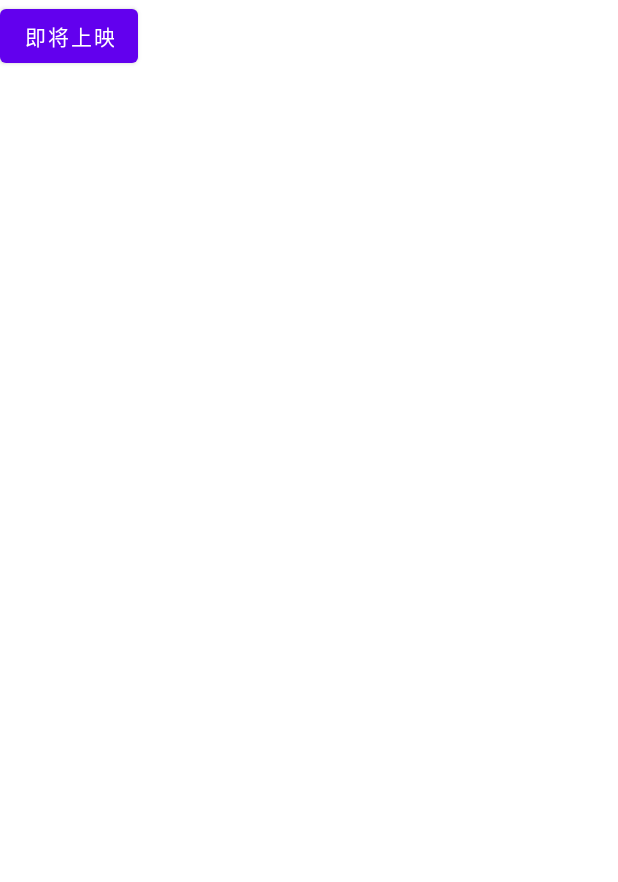
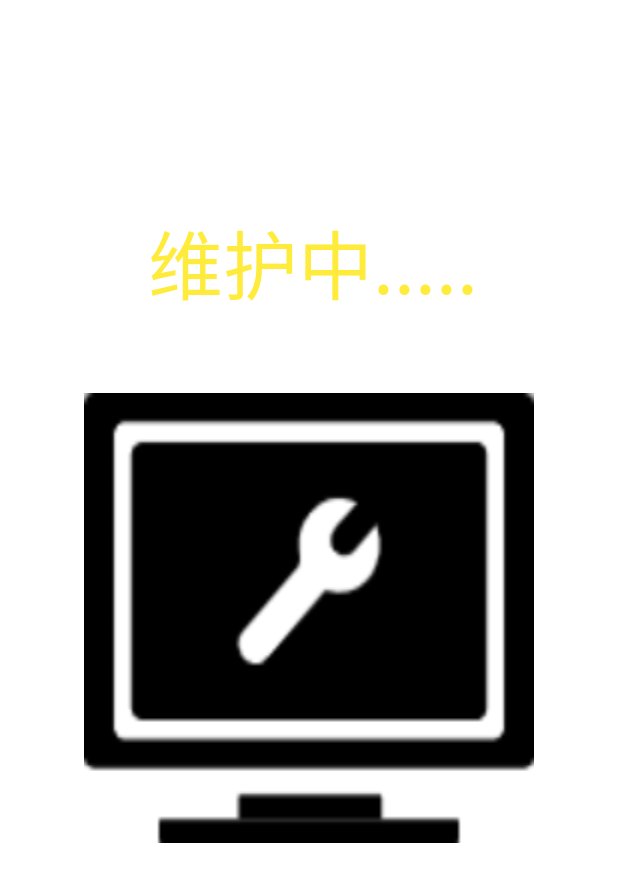
Before and after one commit to havelearned/learning-journal, an Android app: the layout fragment_top_comingsoon.xml on its own in the app's theme, with its tools: preview values and no code run, on a phone screen of 412 x 824 dp. Shown: the top 882 px of the screen. Run offline under Robolectric (Android 15) with nearby library versions, the phone set to English and light mode, and no system bars; network calls fail.

Commit message:
添加了新闻页面】

```diff
--- a/app/src/main/AndroidManifest.xml
+++ b/app/src/main/AndroidManifest.xml
@@ -49,6 +49,7 @@
             <nav-graph android:value="@navigation/mobile_navigation" />
         </activity>
         <activity android:name=".LocalhostActivity" />
-        <activity android:name="com.yinghua.jilijili.OrderActivity"></activity>
+        <activity android:name="com.yinghua.jilijili.OrderActivity" />
+        <activity android:name="com.yinghua.jilijili.WEBActivity" />
     </application>
 </manifest>
--- a/app/src/main/res/layout/fragment_top_comingsoon.xml
+++ b/app/src/main/res/layout/fragment_top_comingsoon.xml
@@ -1,13 +1,43 @@
 <?xml version="1.0" encoding="utf-8"?>
-<FrameLayout xmlns:android="http://schemas.android.com/apk/res/android"
+<androidx.constraintlayout.widget.ConstraintLayout xmlns:android="http://schemas.android.com/apk/res/android"
+    xmlns:app="http://schemas.android.com/apk/res-auto"
     xmlns:tools="http://schemas.android.com/tools"
     android:layout_width="match_parent"
     android:layout_height="match_parent"
     >
 
-    <Button
-        android:id="@+id/button5"
+
+    <ImageView
+        android:id="@+id/imageView2"
+        android:layout_width="300sp"
+
+        android:layout_height="300sp"
+        android:background="@drawable/ic_app_weihu"
+        android:scaleType="centerCrop"
+        app:layout_constraintBottom_toBottomOf="parent"
+        app:layout_constraintEnd_toEndOf="parent"
+        app:layout_constraintStart_toStartOf="parent"
+        app:layout_constraintTop_toTopOf="parent" />
+
+    <TextView
+        android:id="@+id/textView2"
         android:layout_width="wrap_content"
         android:layout_height="wrap_content"
-        android:text="即将上映" />
-</FrameLayout>
+        android:layout_marginStart="153dp"
+        android:layout_marginLeft="153dp"
+        android:layout_marginTop="109dp"
+        android:layout_marginEnd="199dp"
+        android:layout_marginRight="199dp"
+        android:layout_marginBottom="23dp"
+        android:text="维护中....."
+        android:textSize="50sp"
+        android:textColor="#FFEB3B"
+        app:layout_constraintBottom_toTopOf="@+id/imageView2"
+        app:layout_constraintEnd_toEndOf="parent"
+        app:layout_constraintHorizontal_bias="0.342"
+        app:layout_constraintStart_toStartOf="parent"
+        app:layout_constraintTop_toTopOf="parent"
+        app:layout_constraintVertical_bias="0.52" />
+
+
+</androidx.constraintlayout.widget.ConstraintLayout>
```
Also changed, not shown: app/src/main/java/com/yinghua/jilijili/WEBActivity.java (added, +48 -0 lines), app/src/main/java/com/yinghua/jilijili/adapter/StrrnaKingAdapter.java (+4 -3 lines), app/src/main/java/com/yinghua/jilijili/bean/Journalism.java (+5 -93 lines), app/src/main/java/com/yinghua/jilijili/pagding/jouralism/JournalismAdpater.java (added, +97 -0 lines), app/src/main/java/com/yinghua/jilijili/pagding/jouralism/JournalismDataSource.java (added, +84 -0 lines), app/src/main/java/com/yinghua/jilijili/pagding/jouralism/JournalismFactory.java (added, +18 -0 lines), app/src/main/java/com/yinghua/jilijili/pagding/jouralism/JournalismMode.java (added, +28 -0 lines), app/src/main/java/com/yinghua/jilijili/ui/top/starrnaking/StrrnaKingFragment.java (+31 -16 lines), app/src/main/res/layout/activity_w_e_b.xml (added, +38 -0 lines), app/src/main/res/drawable-v24/ic_app_weihu.png (added).
